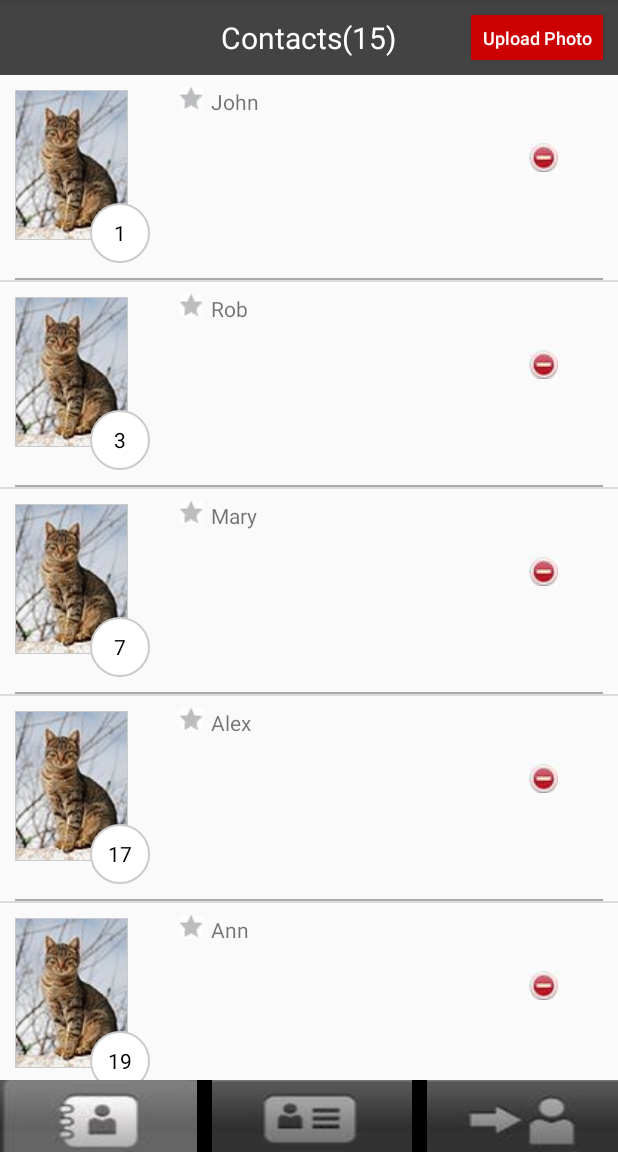
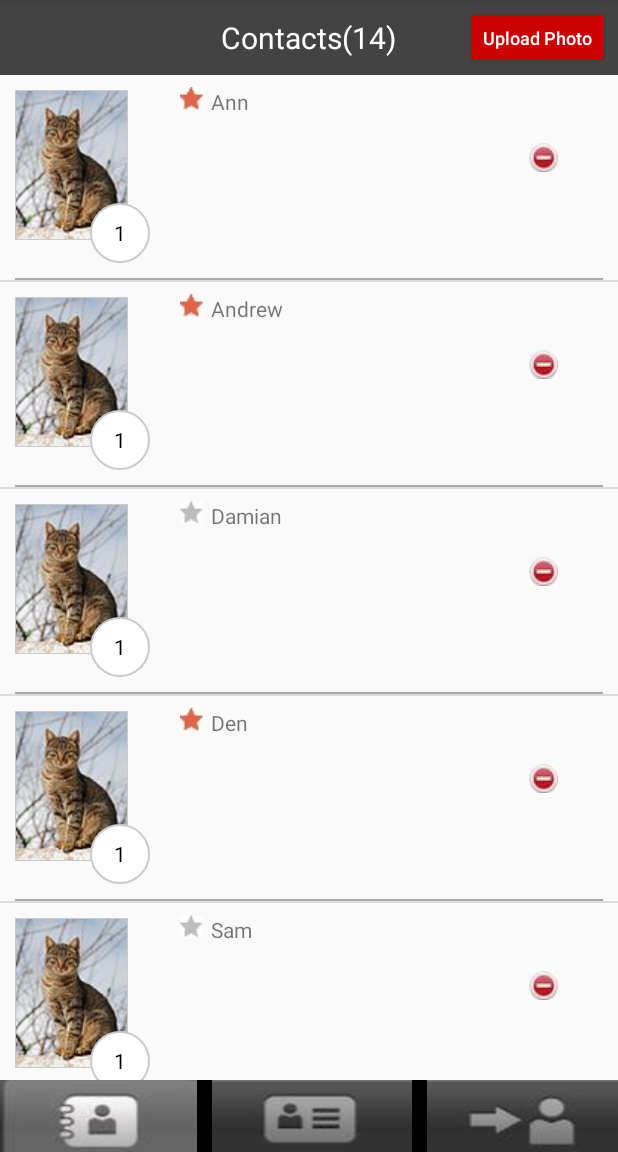
Before and after one commit to Daemio/MyContacts, an Android app: the screen it shows after launch (MainActivity), on a phone screen of 412 x 824 dp, the part 84-1236 px from its top. Run offline under Robolectric (Android 15) with nearby library versions, the phone set to English and light mode, and no system bars.

Commit message:
Освоил адаптер, картинка пока у всех одна

```diff
--- a/app/build.gradle
+++ b/app/build.gradle
@@ -2,7 +2,7 @@ apply plugin: 'com.android.application'
 
 android {
     compileSdkVersion 23
-    buildToolsVersion "23.0.0"
+    buildToolsVersion "23.0.1"
 
     defaultConfig {
         applicationId "com.example.damian.mycontacts"
--- a/app/src/main/java/com/example/damian/mycontacts/MainActivity.java
+++ b/app/src/main/java/com/example/damian/mycontacts/MainActivity.java
@@ -5,11 +5,11 @@ import android.support.v7.app.AppCompatActivity;
 import android.widget.ListView;
 import android.widget.TextView;
 
-import com.example.damian.mycontacts.adapter.MySimpleAdapter;
+import com.example.damian.mycontacts.adapter.MyArrayAdapter;
+import com.example.damian.mycontacts.model.UserData;
 
 import java.util.ArrayList;
-import java.util.HashMap;
-import java.util.Map;
+
 
 public class MainActivity extends AppCompatActivity {
     final String ATTRIBUTE_NUMBER = "name";
@@ -28,39 +28,28 @@ public class MainActivity extends AppCompatActivity {
         tvNnumberOfContacts = (TextView) findViewById(R.id.tvContactNumber);
 
         // массив данных
-        int[] numbers = { 1, 3, 7, 17, 19, 36, 56, 57,58,59,78,80,78,80,78,80,78,80,78,80,78,80 };
-        String[] names = {"John", "Rob", "Mary", "Alex", "Ann", "Andrew", "Alex", "Ann", "Andrew", "Alex", "Ann", "Andrew", "Alex", "Ann", "Andrew"};
-        int[] images = new int[names.length];
-        for(int i=0;i<names.length;i++){
-            images[i] = R.drawable.simple;
-        }
-
-
-
-        // упаковываем данные в понятную для адаптера структуру
-        ArrayList<Map<String, Object>> data = new ArrayList<Map<String, Object>>(
-                names.length);
-        Map<String, Object> m;
-
-        for (int i = 0; i < names.length; i++) {
-            m = new HashMap<String, Object>();
-            m.put(ATTRIBUTE_NUMBER, numbers[i]);
-            m.put(ATTRIBUTE_NAME, names[i]);
-            m.put(ATTRIBUTE_IMAGE, images[i]);
-            data.add(m);
-        }
-        // массив имен атрибутов, из которых будут читаться данные
-        String[] from = { ATTRIBUTE_NUMBER, ATTRIBUTE_NAME,
-                ATTRIBUTE_IMAGE};
-        // массив ID View-компонентов, в которые будут вставлять данные
-        int[] to = { R.id.tvNumber, R.id.tvName, R.id.imageView};
+        ArrayList data = new ArrayList<UserData>();
+        data.add(new UserData("Ann", "1", true, null));
+        data.add(new UserData("Andrew", "1", true, null));
+        data.add(new UserData("Damian", "1", false, null));
+        data.add(new UserData("Den", "1", true, null));
+        data.add(new UserData("Sam", "1", false, null));
+        data.add(new UserData("Bill", "1", true, null));
+        data.add(new UserData("Tom", "1", true, null));
+        data.add(new UserData("Caren", "1", false, null));
+        data.add(new UserData("Michael", "1", false, null));
+        data.add(new UserData("Stew", "1", false, null));
+        data.add(new UserData("Rob", "1", true, null));
+        data.add(new UserData("Jay", "1", true, null));
+        data.add(new UserData("Helen", "1", false, null));
+        data.add(new UserData("Michael", "1", false, null));
 
         // создаем адаптер
-        MySimpleAdapter sAdapter = new MySimpleAdapter(this, data,
-                R.layout.item, from, to);
+        MyArrayAdapter sAdapter = new MyArrayAdapter(this, R.layout.item);
+        sAdapter.addAll(data); //добавим элементы из нашего контейнера
 
-        // определяем список и присваиваем ему адаптер
+        // присваиваем адаптер
         lvMain.setAdapter(sAdapter);
-        tvNnumberOfContacts.setText("Contacts("+sAdapter.getCount()+")");
+        tvNnumberOfContacts.setText("Contacts(" + sAdapter.getCount() + ")");
     }
 }
--- /dev/null
+++ b/app/src/main/java/com/example/damian/mycontacts/adapter/MyArrayAdapter.java
@@ -0,0 +1,38 @@
+package com.example.damian.mycontacts.adapter;
+
+import android.content.Context;
+import android.view.LayoutInflater;
+import android.view.View;
+import android.view.ViewGroup;
+import android.widget.ArrayAdapter;
+import android.widget.CheckBox;
+import android.widget.ImageView;
+import android.widget.TextView;
+
+import com.example.damian.mycontacts.R;
+import com.example.damian.mycontacts.model.UserData;
+
+/**
+ * Created by Admin on 02.10.2015.
+ */
+public class MyArrayAdapter extends ArrayAdapter<UserData> {
+    public MyArrayAdapter(Context context, int resource) {
+        super(context, resource);
+    }
+
+    @Override
+    public View getView(int position, View convertView, ViewGroup parent) {
+        UserData data = getItem(position);
+        if (convertView == null) {
+            convertView = LayoutInflater.from(getContext()).inflate(R.layout.item, null);
+        }
+        //then fill it
+
+        ((CheckBox) convertView.findViewById(R.id.checkBoxFavorite)).setChecked(data.isFavorite());
+        ((TextView) convertView.findViewById(R.id.tvNumber)).setText(data.getNumber());
+        ((TextView) convertView.findViewById(R.id.tvName)).setText(data.getDescription());
+        ((ImageView) convertView.findViewById(R.id.imageView)).setImageDrawable(getContext().getDrawable(R.drawable.simple)); //toFix
+
+        return convertView;
+    }
+}
--- a/app/src/main/java/com/example/damian/mycontacts/model/UserData.java
+++ b/app/src/main/java/com/example/damian/mycontacts/model/UserData.java
@@ -4,4 +4,47 @@ package com.example.damian.mycontacts.model;
  * Created by Admin on 01.10.2015.
  */
 public class UserData {
+    String description;
+    String number;
+    boolean favorite;
+    String imagePath;
+
+    public UserData(String description, String number, boolean favorite, String imagePath) {
+        this.description = description;
+        this.number = number;
+        this.favorite = favorite;
+        this.imagePath = imagePath;
+    }
+
+    public String getDescription() {
+        return description;
+    }
+
+    public void setDescription(String description) {
+        this.description = description;
+    }
+
+    public String getNumber() {
+        return number;
+    }
+
+    public void setNumber(String number) {
+        this.number = number;
+    }
+
+    public boolean isFavorite() {
+        return favorite;
+    }
+
+    public void setFavorite(boolean favorite) {
+        this.favorite = favorite;
+    }
+
+    public String getImagePath() {
+        return imagePath;
+    }
+
+    public void setImagePath(String imagePath) {
+        this.imagePath = imagePath;
+    }
 }
--- a/app/src/main/res/layout/body.xml
+++ b/app/src/main/res/layout/body.xml
@@ -27,7 +27,7 @@
             android:id="@+id/etEditDescription"
             android:layout_width="match_parent"
             android:layout_height="match_parent"
-            android:layout_above="@id/btnDeleteText"
+            android:layout_above="@+id/btnDeleteText"
             android:layout_margin="10dp"
             android:editable="true"
             android:gravity="left|top"
```
